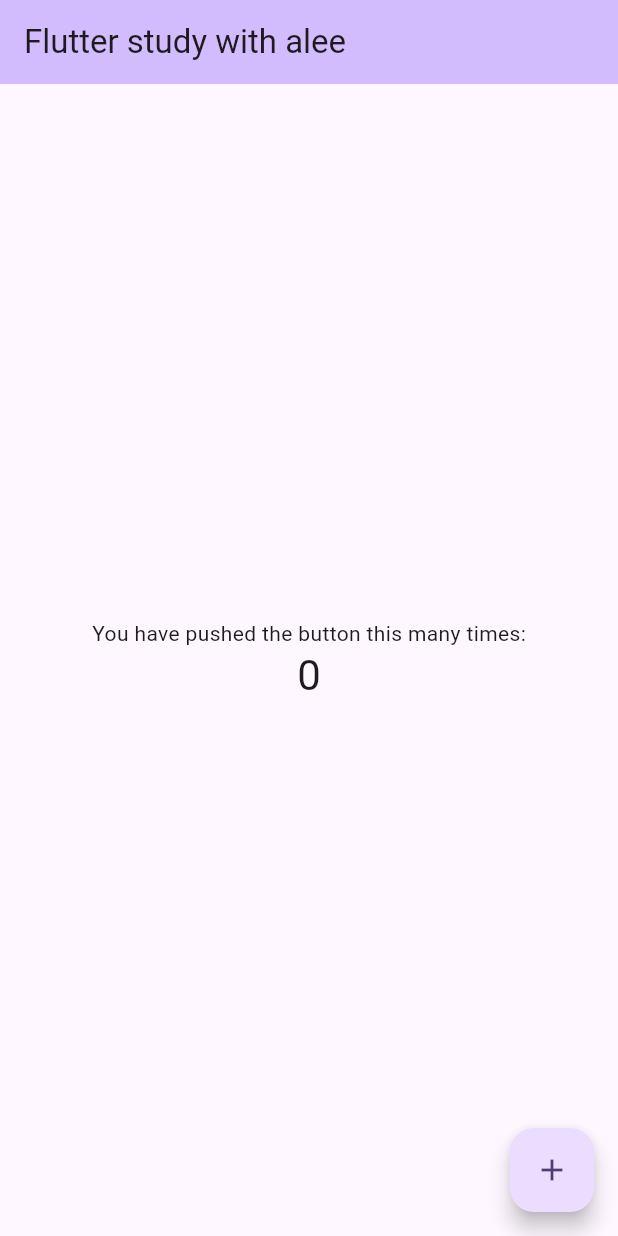
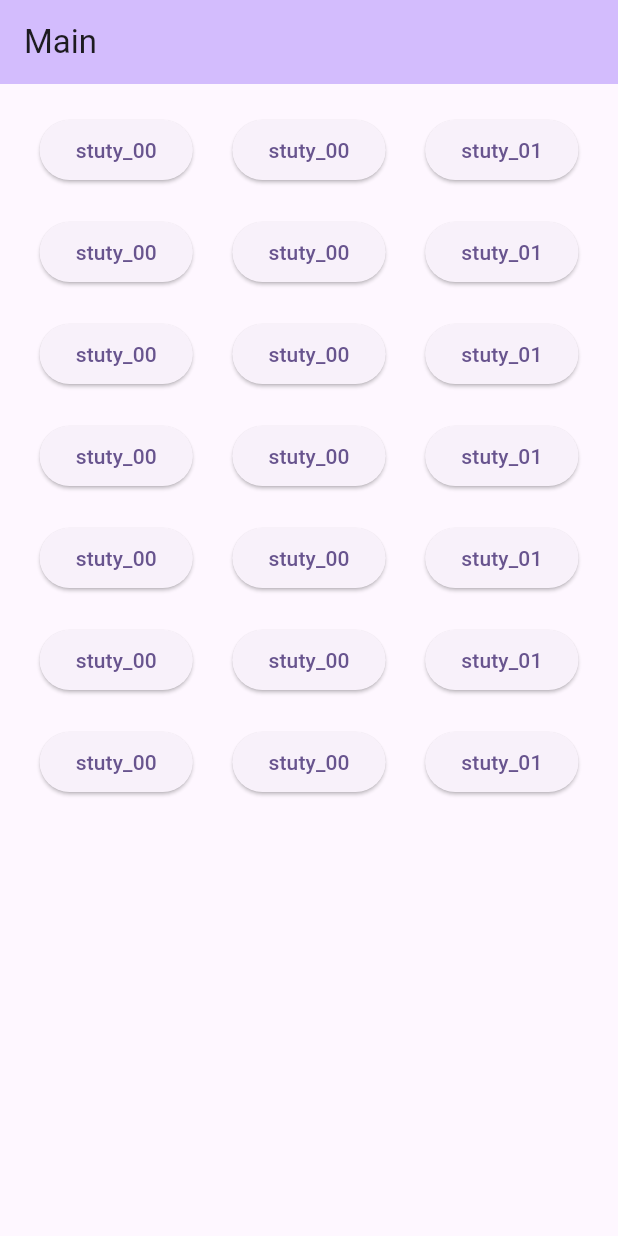
Before and after one commit to junselee42/flutter_study, a Flutter app: the screen it shows after launch, on a phone screen of 412 x 824 dp. Run offline on Flutter 3.47's test engine with Material 2 defaults, Android fonts, the phone set to English and light mode, and no system bars.

Commit message:
chore: set router - 수행한 과제 보기 편하려고 라우터 설정 및 버튼 추가 UI 확인 등등

```diff
--- a/lib/main.dart
+++ b/lib/main.dart
@@ -1,4 +1,5 @@
 import 'package:flutter/material.dart';
+import 'package:flutter00/router/router.dart';
 
 void main() {
   runApp(const MyApp());
@@ -16,7 +17,8 @@
         colorScheme: ColorScheme.fromSeed(seedColor: Colors.deepPurple),
         useMaterial3: true,
       ),
-      home: const MyHomePage(title: 'Flutter study with alee'),
+      initialRoute: '/',
+      routes: routes,
     );
   }
 }
@@ -32,7 +34,6 @@
 
 class _MyHomePageState extends State<MyHomePage> {
   int _counter = 0;
-
   void _incrementCounter() {
     setState(() {
       _counter++;
@@ -41,6 +42,7 @@
 
   @override
   Widget build(BuildContext context) {
+    const double height = 20;
     return Scaffold(
       appBar: AppBar(
         backgroundColor: Theme.of(context).colorScheme.inversePrimary,
@@ -48,23 +50,179 @@
       ),
       body: Center(
         child: Column(
-          mainAxisAlignment: MainAxisAlignment.center,
+          mainAxisAlignment: MainAxisAlignment.start,
           children: <Widget>[
-            const Text(
-              'You have pushed the button this many times:',
+            SizedBox(height: 20),
+            Row(
+              mainAxisAlignment: MainAxisAlignment.spaceEvenly,
+              children: [
+                ElevatedButton(
+                  onPressed: () {
+                    Navigator.of(context).pushNamed('/first');
+                  },
+                  child: Text("stuty_00"),
+                ),
+                ElevatedButton(
+                  onPressed: () {
+                    Navigator.of(context).pushNamed('/first');
+                  },
+                  child: Text("stuty_00"),
+                ),
+                ElevatedButton(
+                  onPressed: () {
+                    Navigator.of(context).pushNamed('/second');
+                  },
+                  child: Text("stuty_01"),
+                ),
+              ],
             ),
-            Text(
-              '$_counter',
-              style: Theme.of(context).textTheme.headlineMedium,
+            const SizedBox(height: height),
+            Row(
+              mainAxisAlignment: MainAxisAlignment.spaceEvenly,
+              children: [
+                ElevatedButton(
+                  onPressed: () {
+                    Navigator.of(context).pushNamed('/first');
+                  },
+                  child: Text("stuty_00"),
+                ),
+                ElevatedButton(
+                  onPressed: () {
+                    Navigator.of(context).pushNamed('/first');
+                  },
+                  child: Text("stuty_00"),
+                ),
+                ElevatedButton(
+                  onPressed: () {
+                    Navigator.of(context).pushNamed('/second');
+                  },
+                  child: Text("stuty_01"),
+                ),
+              ],
+            ),
+            const SizedBox(height: height),
+            Row(
+              mainAxisAlignment: MainAxisAlignment.spaceEvenly,
+              children: [
+                ElevatedButton(
+                  onPressed: () {
+                    Navigator.of(context).pushNamed('/first');
+                  },
+                  child: Text("stuty_00"),
+                ),
+                ElevatedButton(
+                  onPressed: () {
+                    Navigator.of(context).pushNamed('/first');
+                  },
+                  child: Text("stuty_00"),
+                ),
+                ElevatedButton(
+                  onPressed: () {
+                    Navigator.of(context).pushNamed('/second');
+                  },
+                  child: Text("stuty_01"),
+                ),
+              ],
+            ),
+            const SizedBox(height: height),
+            Row(
+              mainAxisAlignment: MainAxisAlignment.spaceEvenly,
+              children: [
+                ElevatedButton(
+                  onPressed: () {
+                    Navigator.of(context).pushNamed('/first');
+                  },
+                  child: Text("stuty_00"),
+                ),
+                ElevatedButton(
+                  onPressed: () {
+                    Navigator.of(context).pushNamed('/first');
+                  },
+                  child: Text("stuty_00"),
+                ),
+                ElevatedButton(
+                  onPressed: () {
+                    Navigator.of(context).pushNamed('/second');
+                  },
+                  child: Text("stuty_01"),
+                ),
+              ],
+            ),
+            const SizedBox(height: height),
+            Row(
+              mainAxisAlignment: MainAxisAlignment.spaceEvenly,
+              children: [
+                ElevatedButton(
+                  onPressed: () {
+                    Navigator.of(context).pushNamed('/first');
+                  },
+                  child: Text("stuty_00"),
+                ),
+                ElevatedButton(
+                  onPressed: () {
+                    Navigator.of(context).pushNamed('/first');
+                  },
+                  child: Text("stuty_00"),
+                ),
+                ElevatedButton(
+                  onPressed: () {
+                    Navigator.of(context).pushNamed('/second');
+                  },
+                  child: Text("stuty_01"),
+                ),
+              ],
+            ),
+            const SizedBox(height: height),
+            Row(
+              mainAxisAlignment: MainAxisAlignment.spaceEvenly,
+              children: [
+                ElevatedButton(
+                  onPressed: () {
+                    Navigator.of(context).pushNamed('/first');
+                  },
+                  child: Text("stuty_00"),
+                ),
+                ElevatedButton(
+                  onPressed: () {
+                    Navigator.of(context).pushNamed('/first');
+                  },
+                  child: Text("stuty_00"),
+                ),
+                ElevatedButton(
+                  onPressed: () {
+                    Navigator.of(context).pushNamed('/second');
+                  },
+                  child: Text("stuty_01"),
+                ),
+              ],
+            ),
+            const SizedBox(height: height),
+            Row(
+              mainAxisAlignment: MainAxisAlignment.spaceEvenly,
+              children: [
+                ElevatedButton(
+                  onPressed: () {
+                    Navigator.of(context).pushNamed('/first');
+                  },
+                  child: Text("stuty_00"),
+                ),
+                ElevatedButton(
+                  onPressed: () {
+                    Navigator.of(context).pushNamed('/first');
+                  },
+                  child: Text("stuty_00"),
+                ),
+                ElevatedButton(
+                  onPressed: () {
+                    Navigator.of(context).pushNamed('/second');
+                  },
+                  child: Text("stuty_01"),
+                ),
+              ],
             ),
           ],
         ),
       ),
-      floatingActionButton: FloatingActionButton(
-        onPressed: _incrementCounter,
-        tooltip: 'Increment',
-        child: const Icon(Icons.add),
-      ), // This trailing comma makes auto-formatting nicer for build methods.
     );
   }
 }
--- a/lib/router/router.dart
+++ b/lib/router/router.dart
@@ -0,0 +1,9 @@
+import 'package:flutter/material.dart';
+import 'package:flutter00/main.dart';
+import 'package:flutter00/router/pages/one.dart';
+
+final routes = {
+  '/': (BuildContext context) => const MyHomePage(title: "Main"),
+  '/first': (BuildContext context) => const OnePage(),
+  '/second': (BuildContext context) => const OnePage(),
+};
```
Also changed, not shown: lib/router/pages/one.dart (+17 -0 lines).
